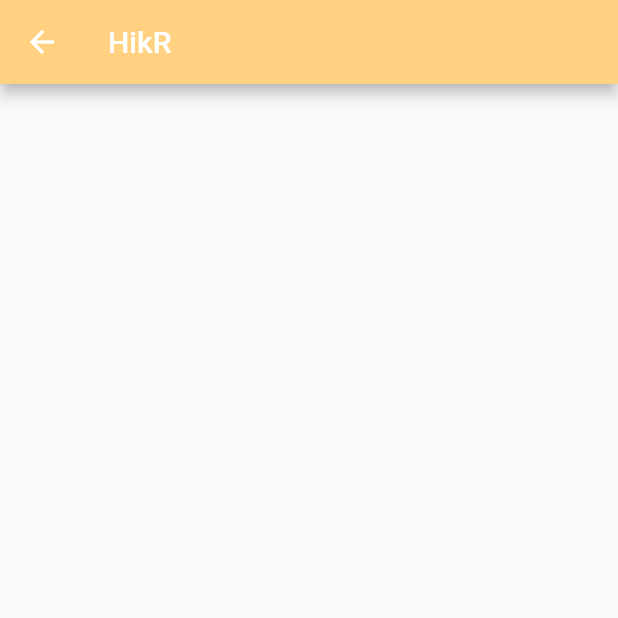
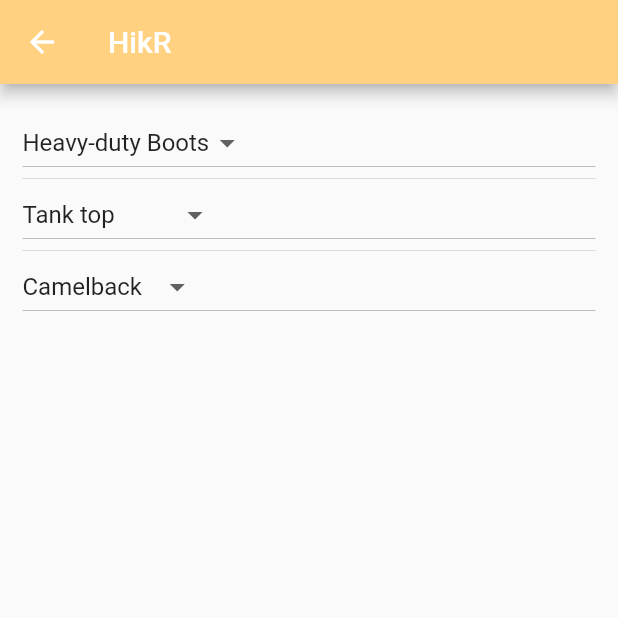
Before and after one commit to anahoward815/MobileProject, a Flutter app: the AccountEquipment screen opened by its route, on a phone screen of 412 x 824 dp, the top half of it. Run offline on Flutter 3.47's test engine with Material 2 defaults, Android fonts, the light colour scheme and no system bars; missing offline and left inert: dart:ffi.

Commit message:
Added preliminary changes to account_equipment and account_recent_hikes

```diff
--- a/HikingApp/lib/pages/account_equipment.dart
+++ b/HikingApp/lib/pages/account_equipment.dart
@@ -11,10 +11,88 @@ class AccountEquipment extends StatefulWidget {
 }
 
 class _AccountEquipmentState extends State<AccountEquipment> {
+  List<String> footwear = ["Heavy-duty Boots", "Running Shoes", "Water Shoes"];
+  List<String> clothing = ["Tank top", "running shorts", "Joggers", "Windbreaker"];
+  List<String> misc = ["Camelback", "Water bottle", "Hiking sticks"];
+
+  String currentFootwear = "";
+  String currentClothing = "";
+  String currentMisc = "";
+  @override
+  void initState() {
+    currentFootwear = footwear[0];
+    currentClothing = clothing[0];
+    currentMisc = misc[0];
+    super.initState();
+  }
+
+
   @override
   Widget build(BuildContext context) {
     return Scaffold(
       appBar: appHeader(),
+      body: Container(
+        height: 400,
+        child: Column(
+          crossAxisAlignment: CrossAxisAlignment.stretch,
+          mainAxisAlignment: MainAxisAlignment.start,
+          children: [
+            Expanded(
+              child: ListView(
+                padding: EdgeInsets.all(15),
+                children: ListTile.divideTiles(
+                    context: context,
+                    tiles: [
+                      DropdownButton(
+                        value: currentFootwear,
+                        items: footwear.map<DropdownMenuItem<String>>(
+                                (e) => DropdownMenuItem(
+                                  value: e,
+                                  child: Text(e),
+                                ),
+                        ).toList(),
+                        onChanged: (String? value) => setState(() {
+                          if (value != null) currentFootwear = value;
+                        },
+                        ),
+                      ),
+
+
+                      DropdownButton(
+                        value: currentClothing,
+                        items: clothing.map<DropdownMenuItem<String>>(
+                              (e) => DropdownMenuItem(
+                            value: e,
+                            child: Text(e),
+                          ),
+                        ).toList(),
+                        onChanged: (String? value) => setState(() {
+                          if (value != null) currentClothing = value;
+                        },
+                        ),
+                      ),
+
+
+                      DropdownButton(
+                        value: currentMisc,
+                        items: misc.map<DropdownMenuItem<String>>(
+                              (e) => DropdownMenuItem(
+                            value: e,
+                            child: Text(e),
+                          ),
+                        ).toList(),
+                        onChanged: (String? value) => setState(() {
+                          if (value != null) currentMisc = value;
+                        },
+                        ),
+                      ),
+                    ]
+                ).toList(),
+              ),
+            ),
+          ],
+        ),
+      ),
 
     );
   }
--- a/HikingApp/lib/pages/account_recent_hikes.dart
+++ b/HikingApp/lib/pages/account_recent_hikes.dart
@@ -15,6 +15,11 @@ class _RecentActivityState extends State<RecentActivity> {
   Widget build(BuildContext context) {
     return Scaffold(
       appBar: appHeader(),
+      body: Column(
+        children: [
+          HikeCardDisplay(),
+        ],
+      ),
     );
   }
 }
```
